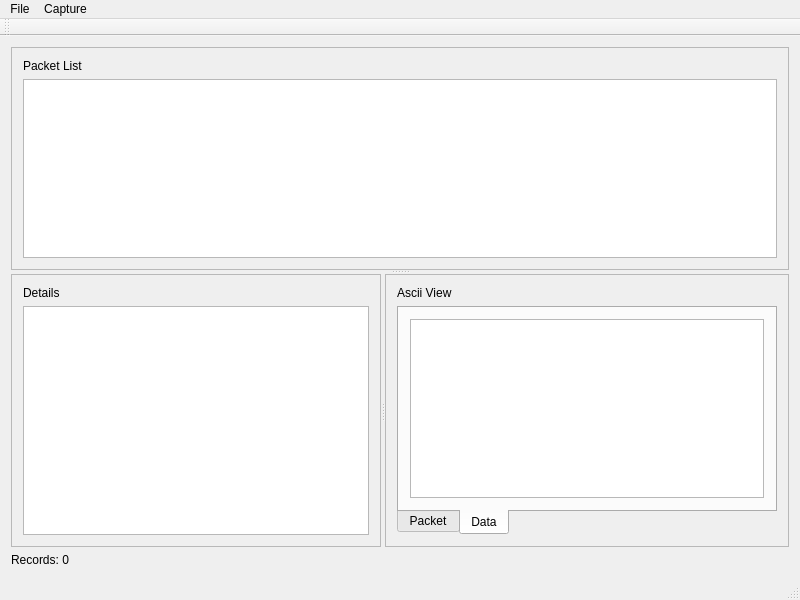
Old version of the form mainwindow.ui in the repository lambdaconcept/usb2sniffer-qt.
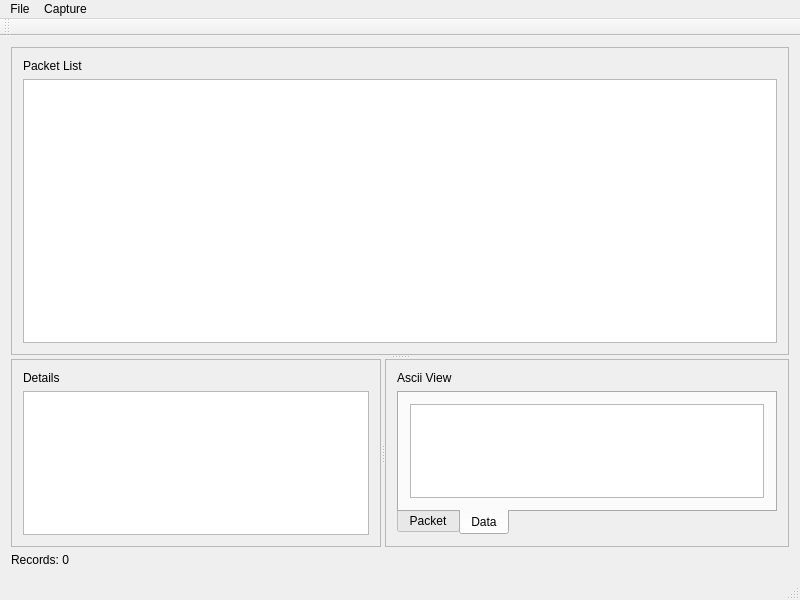
New version of the form. The open tabs and pages were chosen to show the change.

Commit message: better layout

```diff
--- a/mainwindow.ui
+++ b/mainwindow.ui
@@ -49,6 +49,12 @@
        <bool>false</bool>
       </property>
       <widget class="QFrame" name="framePktlist">
+       <property name="sizePolicy">
+        <sizepolicy hsizetype="Preferred" vsizetype="Preferred">
+         <horstretch>0</horstretch>
+         <verstretch>10</verstretch>
+        </sizepolicy>
+       </property>
        <property name="frameShape">
         <enum>QFrame::StyledPanel</enum>
        </property>
@@ -82,7 +88,7 @@
        <property name="sizePolicy">
         <sizepolicy hsizetype="Preferred" vsizetype="Preferred">
          <horstretch>0</horstretch>
-         <verstretch>0</verstretch>
+         <verstretch>5</verstretch>
         </sizepolicy>
        </property>
        <property name="minimumSize">
```
Left out of the diff: 5 changed lines with no effect on the pictures. The commit also changes 1 other file.
